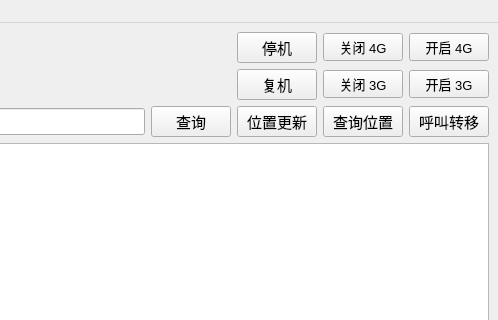
winsphinx/DHLR, file DHLR.ui: the form before one commit; both pictures show x 302 to 800 and y 0 to 320 of the 800 by 600 pixel window.
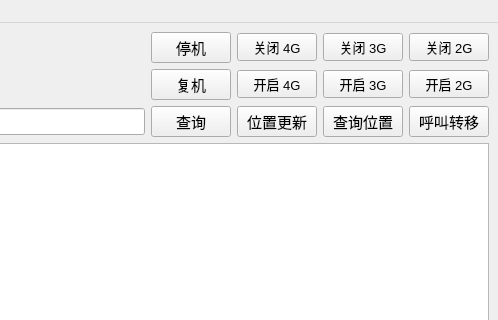
The form after the commit. Icons and pictures are not drawn.

Commit message: add function to switch 2G

What changed in the file:
```diff
--- a/DHLR.ui
+++ b/DHLR.ui
@@ -51,87 +51,15 @@
       </property>
      </widget>
     </item>
-    <item row="0" column="2">
-     <widget class="QPushButton" name="btnStop">
+    <item row="2" column="1">
+     <widget class="QPushButton" name="btnQuery">
       <property name="font">
        <font>
         <pointsize>11</pointsize>
        </font>
       </property>
       <property name="text">
-       <string>停机</string>
-      </property>
-     </widget>
-    </item>
-    <item row="0" column="3">
-     <widget class="QPushButton" name="btn4to3">
-      <property name="font">
-       <font>
-        <pointsize>10</pointsize>
-       </font>
-      </property>
-      <property name="text">
-       <string>关闭 4G</string>
-      </property>
-     </widget>
-    </item>
-    <item row="0" column="4">
-     <widget class="QPushButton" name="btn3to4">
-      <property name="font">
-       <font>
-        <pointsize>10</pointsize>
-       </font>
-      </property>
-      <property name="text">
-       <string>开启 4G</string>
-      </property>
-     </widget>
-    </item>
-    <item row="1" column="2">
-     <widget class="QPushButton" name="btnRest">
-      <property name="minimumSize">
-       <size>
-        <width>0</width>
-        <height>20</height>
-       </size>
-      </property>
-      <property name="font">
-       <font>
-        <pointsize>11</pointsize>
-       </font>
-      </property>
-      <property name="text">
-       <string>复机</string>
-      </property>
-     </widget>
-    </item>
-    <item row="1" column="3">
-     <widget class="QPushButton" name="btn3to2">
-      <property name="minimumSize">
-       <size>
-        <width>0</width>
-        <height>20</height>
-       </size>
-      </property>
-      <property name="font">
-       <font>
-        <pointsize>10</pointsize>
-       </font>
-      </property>
-      <property name="text">
-       <string>关闭 3G</string>
-      </property>
-     </widget>
-    </item>
-    <item row="1" column="4">
-     <widget class="QPushButton" name="btn2to3">
-      <property name="font">
-       <font>
-        <pointsize>10</pointsize>
-       </font>
-      </property>
-      <property name="text">
-       <string>开启 3G</string>
+       <string>查询</string>
       </property>
      </widget>
     </item>
@@ -147,39 +75,12 @@
       </property>
      </widget>
     </item>
-    <item row="2" column="1">
-     <widget class="QPushButton" name="btnQuery">
+    <item row="3" column="0" colspan="5">
+     <widget class="QTextBrowser" name="textBrowser">
       <property name="font">
        <font>
-        <pointsize>11</pointsize>
+        <pointsize>12</pointsize>
        </font>
-      </property>
-      <property name="text">
-       <string>查询</string>
-      </property>
-     </widget>
-    </item>
-    <item row="2" column="2">
-     <widget class="QPushButton" name="btnLocUpd">
-      <property name="font">
-       <font>
-        <pointsize>11</pointsize>
-       </font>
-      </property>
-      <property name="text">
-       <string>位置更新</string>
-      </property>
-     </widget>
-    </item>
-    <item row="2" column="3">
-     <widget class="QPushButton" name="btnQueryOther">
-      <property name="font">
-       <font>
-        <pointsize>11</pointsize>
-       </font>
-      </property>
-      <property name="text">
-       <string>查询位置</string>
       </property>
      </widget>
     </item>
@@ -195,12 +96,141 @@
       </property>
      </widget>
     </item>
-    <item row="3" column="0" colspan="5">
-     <widget class="QTextBrowser" name="textBrowser">
+    <item row="2" column="3">
+     <widget class="QPushButton" name="btnQueryOther">
       <property name="font">
        <font>
-        <pointsize>12</pointsize>
+        <pointsize>11</pointsize>
        </font>
+      </property>
+      <property name="text">
+       <string>查询位置</string>
+      </property>
+     </widget>
+    </item>
+    <item row="2" column="2">
+     <widget class="QPushButton" name="btnLocUpd">
+      <property name="font">
+       <font>
+        <pointsize>11</pointsize>
+       </font>
+      </property>
+      <property name="text">
+       <string>位置更新</string>
+      </property>
+     </widget>
+    </item>
+    <item row="0" column="1">
+     <widget class="QPushButton" name="btnStop">
+      <property name="font">
+       <font>
+        <pointsize>11</pointsize>
+       </font>
+      </property>
+      <property name="text">
+       <string>停机</string>
+      </property>
+     </widget>
+    </item>
+    <item row="1" column="1">
+     <widget class="QPushButton" name="btnRest">
+      <property name="minimumSize">
+       <size>
+        <width>0</width>
+        <height>20</height>
+       </size>
+      </property>
+      <property name="font">
+       <font>
+        <pointsize>11</pointsize>
+       </font>
+      </property>
+      <property name="text">
+       <string>复机</string>
+      </property>
+     </widget>
+    </item>
+    <item row="1" column="2">
+     <widget class="QPushButton" name="btn4on">
+      <property name="font">
+       <font>
+        <pointsize>10</pointsize>
+       </font>
+      </property>
+      <property name="text">
+       <string>开启 4G</string>
+      </property>
+     </widget>
+    </item>
+    <item row="1" column="3">
+     <widget class="QPushButton" name="btn3on">
+      <property name="font">
+       <font>
+        <pointsize>10</pointsize>
+       </font>
+      </property>
+      <property name="text">
+       <string>开启 3G</string>
+      </property>
+     </widget>
+    </item>
+    <item row="0" column="3">
+     <widget class="QPushButton" name="btn3off">
+      <property name="minimumSize">
+       <size>
+        <width>0</width>
+        <height>20</height>
+       </size>
+      </property>
+      <property name="font">
+       <font>
+        <pointsize>10</pointsize>
+       </font>
+      </property>
+      <property name="text">
+       <string>关闭 3G</string>
+      </property>
+     </widget>
+    </item>
+    <item row="0" column="2">
+     <widget class="QPushButton" name="btn4off">
+      <property name="font">
+       <font>
+        <pointsize>10</pointsize>
+       </font>
+      </property>
+      <property name="text">
+       <string>关闭 4G</string>
+      </property>
+     </widget>
+    </item>
+    <item row="0" column="4">
+     <widget class="QPushButton" name="btn2off">
+      <property name="minimumSize">
+       <size>
+        <width>0</width>
+        <height>20</height>
+       </size>
+      </property>
+      <property name="font">
+       <font>
+        <pointsize>10</pointsize>
+       </font>
+      </property>
+      <property name="text">
+       <string>关闭 2G</string>
+      </property>
+     </widget>
+    </item>
+    <item row="1" column="4">
+     <widget class="QPushButton" name="btn2on">
+      <property name="font">
+       <font>
+        <pointsize>10</pointsize>
+       </font>
+      </property>
+      <property name="text">
+       <string>开启 2G</string>
       </property>
      </widget>
     </item>
```
Left out of the diff: 6 changed lines with no effect on the pictures. The commit also changes 1 other file.
